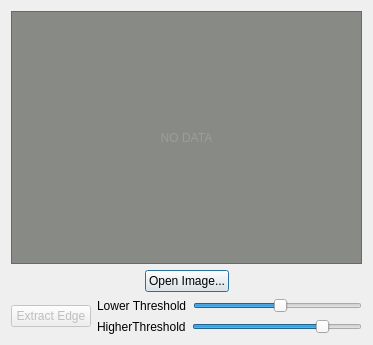
First picture: the form in demos/ImageViewer/src/gui/ImageDlg.ui, repository KevinEmiya/simpleCV, before the edit.
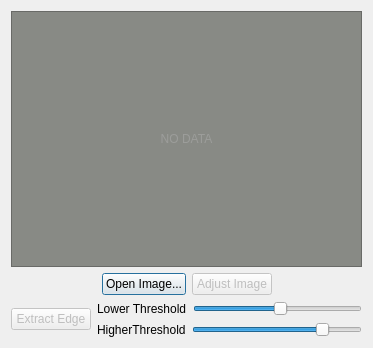
Second picture: the form after the edit.

Diff of the .ui file:
```diff
--- a/demos/ImageViewer/src/gui/ImageDlg.ui
+++ b/demos/ImageViewer/src/gui/ImageDlg.ui
@@ -7,7 +7,7 @@
     <x>0</x>
     <y>0</y>
     <width>373</width>
-    <height>345</height>
+    <height>348</height>
    </rect>
   </property>
   <property name="windowTitle">
@@ -70,6 +70,16 @@
        </property>
       </widget>
      </item>
+     <item>
+      <widget class="QPushButton" name="btnAdjust">
+       <property name="enabled">
+        <bool>false</bool>
+       </property>
+       <property name="text">
+        <string>Adjust Image</string>
+       </property>
+      </widget>
+     </item>
      <item>
       <spacer name="horizontalSpacer_2">
        <property name="orientation">
```
